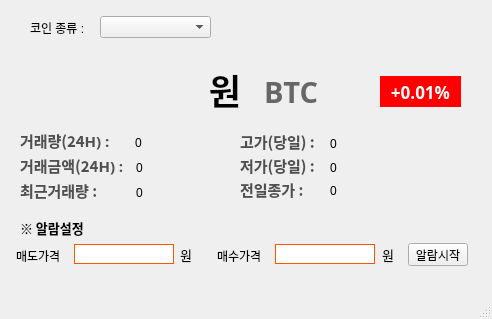
The window that ui/coinPriceUi.ui (gyojincompany/coinTest-20240102) describes before a commit, drawn with Qt 5.
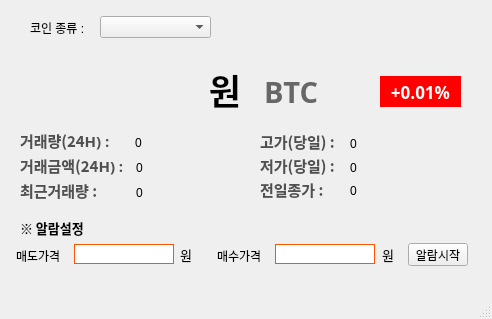
The same window after the commit.

Commit message: 출력테스트 형식 및 색 변경 기능 추가

What changed in the file:
```diff
--- a/ui/coinPriceUi.ui
+++ b/ui/coinPriceUi.ui
@@ -188,7 +188,7 @@
    <widget class="QLabel" name="label_8">
     <property name="geometry">
      <rect>
-      <x>240</x>
+      <x>260</x>
       <y>131</y>
       <width>91</width>
       <height>21</height>
@@ -212,7 +212,7 @@
    <widget class="QLabel" name="label_9">
     <property name="geometry">
      <rect>
-      <x>240</x>
+      <x>260</x>
       <y>155</y>
       <width>91</width>
       <height>21</height>
@@ -236,7 +236,7 @@
    <widget class="QLabel" name="label_10">
     <property name="geometry">
      <rect>
-      <x>240</x>
+      <x>260</x>
       <y>179</y>
       <width>81</width>
       <height>21</height>
@@ -262,7 +262,7 @@
      <rect>
       <x>135</x>
       <y>135</y>
-      <width>81</width>
+      <width>111</width>
       <height>16</height>
      </rect>
     </property>
@@ -275,7 +275,7 @@
      <rect>
       <x>136</x>
       <y>160</y>
-      <width>81</width>
+      <width>111</width>
       <height>16</height>
      </rect>
     </property>
@@ -288,7 +288,7 @@
      <rect>
       <x>136</x>
       <y>185</y>
-      <width>81</width>
+      <width>111</width>
       <height>16</height>
      </rect>
     </property>
@@ -299,7 +299,7 @@
    <widget class="QLabel" name="high_price_label">
     <property name="geometry">
      <rect>
-      <x>330</x>
+      <x>350</x>
       <y>136</y>
       <width>81</width>
       <height>16</height>
@@ -312,7 +312,7 @@
    <widget class="QLabel" name="low_price_label">
     <property name="geometry">
      <rect>
-      <x>330</x>
+      <x>350</x>
       <y>160</y>
       <width>81</width>
       <height>16</height>
@@ -325,7 +325,7 @@
    <widget class="QLabel" name="prev_closing_price_label">
     <property name="geometry">
      <rect>
-      <x>330</x>
+      <x>350</x>
       <y>183</y>
       <width>81</width>
       <height>16</height>
```
The commit also changes 1 other file.
